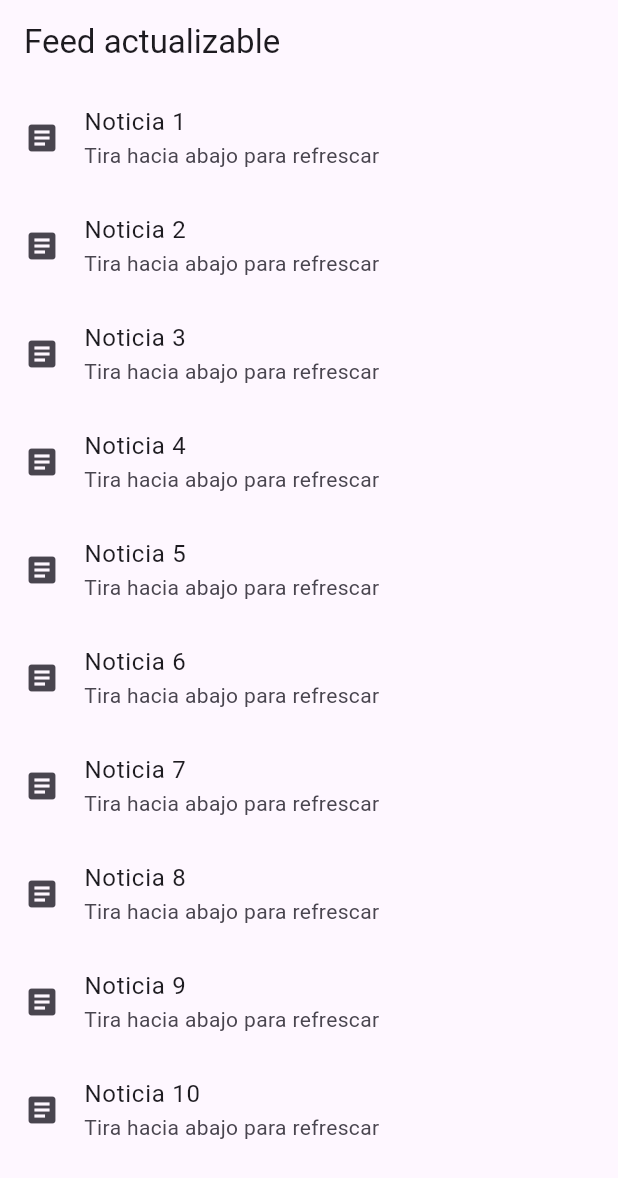
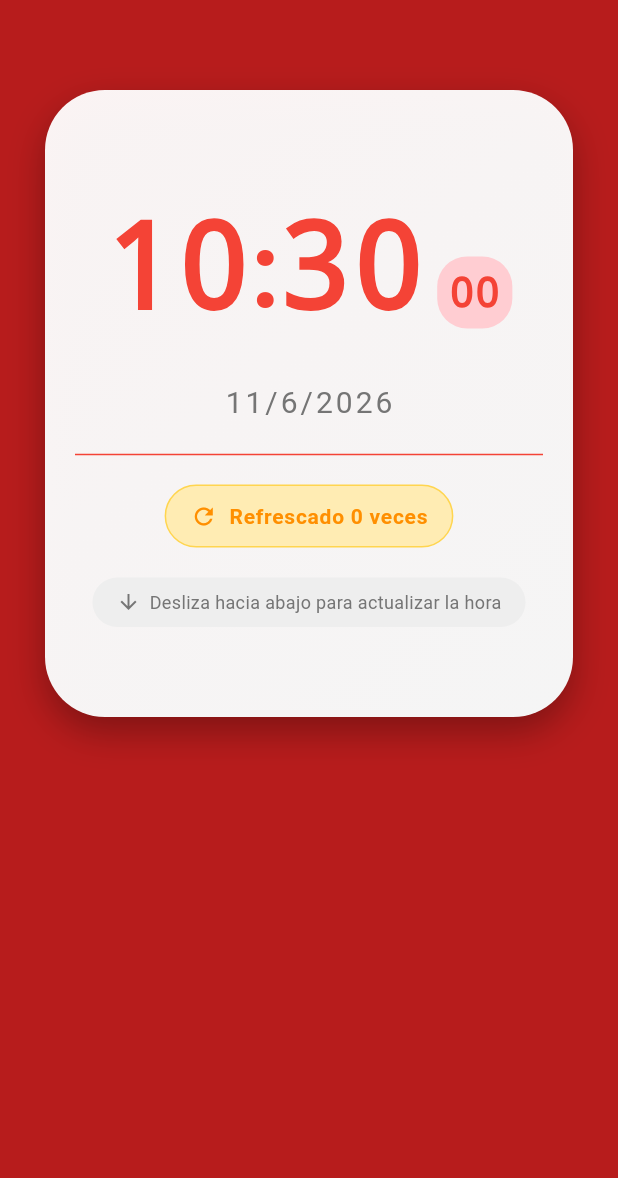
Before and after one commit to javierbt02/refresh_indicator, a Flutter app: the screen it shows after launch, on a phone screen of 412 x 824 dp. Shown: the top 1178 px of the screen. Run offline on Flutter 3.47's test engine with Material 3 defaults, Android fonts, the phone set to English and light mode, and no system bars.

Commit message:
cambio de diseño

```diff
--- a/lib/main.dart
+++ b/lib/main.dart
@@ -1,4 +1,3 @@
-// main.dart
 import 'package:flutter/material.dart';
 
 void main() => runApp(const MyApp());
@@ -9,53 +8,204 @@ class MyApp extends StatelessWidget {
   @override
   Widget build(BuildContext context) {
     return MaterialApp(
-      title: 'RefreshIndicator',
+      title: 'Reloj Refresh',
       debugShowCheckedModeBanner: false,
-      theme: ThemeData(primarySwatch: Colors.blue),
-      home: const FeedPage(),
+      theme: ThemeData(
+        primarySwatch: Colors.red,
+        scaffoldBackgroundColor: Colors.red[900],
+      ),
+      home: const ClockPage(),
     );
   }
 }
 
-class FeedPage extends StatefulWidget {
-  const FeedPage({super.key});
+class ClockPage extends StatefulWidget {
+  const ClockPage({super.key});
 
   @override
-  State<FeedPage> createState() => _FeedPageState();
+  State<ClockPage> createState() => _ClockPageState();
 }
 
-class _FeedPageState extends State<FeedPage> {
-  List<String> _items = List.generate(10, (index) => 'Noticia ${index + 1}');
-  bool _isRefreshing = false;
+class _ClockPageState extends State<ClockPage> {
+  late DateTime _currentTime;
+  int _refreshCount = 0;
+
+  @override
+  void initState() {
+    super.initState();
+    _currentTime = DateTime.now();
+  }
 
   Future<void> _onRefresh() async {
-    // Simula una llamada a API o carga de datos
-    await Future.delayed(const Duration(seconds: 2));
+    await Future.delayed(const Duration(milliseconds: 800));
 
     setState(() {
-      _items = List.generate(
-        10,
-        (index) =>
-            'Noticia ${index + 1} (actualizada ${DateTime.now().hour}:${DateTime.now().minute})',
-      );
+      _currentTime = DateTime.now();
+      _refreshCount++;
     });
+  }
+
+  String _formatNumber(int number) {
+    return number.toString().padLeft(2, '0');
   }
 
   @override
   Widget build(BuildContext context) {
     return Scaffold(
-      appBar: AppBar(title: const Text('Feed actualizable')),
       body: RefreshIndicator(
         onRefresh: _onRefresh,
-        child: ListView.builder(
-          itemCount: _items.length,
-          itemBuilder: (context, index) {
-            return ListTile(
-              leading: const Icon(Icons.article),
-              title: Text(_items[index]),
-              subtitle: Text('Tira hacia abajo para refrescar'),
-            );
-          },
+        color: Colors.red,
+        backgroundColor: Colors.white,
+        strokeWidth: 3,
+        displacement: 40,
+
+        child: ListView(
+          physics: const AlwaysScrollableScrollPhysics(),
+          children: [
+            const SizedBox(height: 60),
+
+            Center(
+              child: Container(
+                margin: const EdgeInsets.symmetric(horizontal: 30),
+                padding: const EdgeInsets.symmetric(vertical: 60, horizontal: 20),
+                decoration: BoxDecoration(
+                  gradient: LinearGradient(
+                    begin: Alignment.topLeft,
+                    end: Alignment.bottomRight,
+                    colors: [
+                      Colors.white.withOpacity(0.95),
+                      Colors.grey[100]!,
+                    ],
+                  ),
+                  borderRadius: BorderRadius.circular(40),
+                  boxShadow: [
+                    BoxShadow(
+                      color: Colors.black.withOpacity(0.3),
+                      blurRadius: 20,
+                      offset: const Offset(0, 10),
+                    ),
+                  ],
+                ),
+                child: Column(
+                  children: [
+                    Row(
+                      mainAxisAlignment: MainAxisAlignment.center,
+                      crossAxisAlignment: CrossAxisAlignment.baseline,
+                      textBaseline: TextBaseline.alphabetic,
+                      children: [
+                        Text(
+                          _formatNumber(_currentTime.hour),
+                          style: const TextStyle(
+                            fontSize: 80,
+                            fontWeight: FontWeight.bold,
+                            fontFamily: 'monospace',
+                            color: Colors.red,
+                          ),
+                        ),
+                        const Text(
+                          ':',
+                          style: TextStyle(
+                            fontSize: 70,
+                            fontWeight: FontWeight.bold,
+                            color: Colors.red,
+                          ),
+                        ),
+                        Text(
+                          _formatNumber(_currentTime.minute),
+                          style: const TextStyle(
+                            fontSize: 80,
+                            fontWeight: FontWeight.bold,
+                            fontFamily: 'monospace',
+                            color: Colors.red,
+                          ),
+                        ),
+                        const SizedBox(width: 8),
+                        Container(
+                          padding: const EdgeInsets.symmetric(horizontal: 8, vertical: 4),
+                          decoration: BoxDecoration(
+                            color: Colors.red[100],
+                            borderRadius: BorderRadius.circular(20),
+                          ),
+                          child: Text(
+                            _formatNumber(_currentTime.second),
+                            style: const TextStyle(
+                              fontSize: 28,
+                              fontWeight: FontWeight.bold,
+                              fontFamily: 'monospace',
+                              color: Colors.red,
+                            ),
+                          ),
+                        ),
+                      ],
+                    ),
+                    const SizedBox(height: 20),
+
+                    Text(
+                      '${_currentTime.day}/${_currentTime.month}/${_currentTime.year}',
+                      style: TextStyle(
+                        fontSize: 20,
+                        color: Colors.grey[600],
+                        letterSpacing: 2,
+                      ),
+                    ),
+
+                    const Divider(height: 40, thickness: 1, color: Colors.red),
+
+                    Container(
+                      padding: const EdgeInsets.symmetric(horizontal: 16, vertical: 10),
+                      decoration: BoxDecoration(
+                        color: Colors.amber[100],
+                        borderRadius: BorderRadius.circular(30),
+                        border: Border.all(
+                          color: Colors.amber[300]!,
+                          width: 1,
+                        ),
+                      ),
+                      child: Row(
+                        mainAxisSize: MainAxisSize.min,
+                        children: [
+                          Icon(Icons.refresh, color: Colors.amber[800], size: 18),
+                          const SizedBox(width: 8),
+                          Text(
+                            'Refrescado $_refreshCount veces',
+                            style: TextStyle(
+                              fontSize: 14,
+                              fontWeight: FontWeight.bold,
+                              color: Colors.amber[800],
+                              letterSpacing: 0.5,
+                            ),
+                          ),
+                        ],
+                      ),
+                    ),
+
+                    const SizedBox(height: 20),
+
+                    Container(
+                      padding: const EdgeInsets.symmetric(horizontal: 16, vertical: 8),
+                      decoration: BoxDecoration(
+                        color: Colors.grey[200],
+                        borderRadius: BorderRadius.circular(20),
+                      ),
+                      child: Row(
+                        mainAxisSize: MainAxisSize.min,
+                        children: [
+                          Icon(Icons.arrow_downward, size: 16, color: Colors.grey[600]),
+                          const SizedBox(width: 6),
+                          Text(
+                            'Desliza hacia abajo para actualizar la hora',
+                            style: TextStyle(fontSize: 12, color: Colors.grey[600]),
+                          ),
+                        ],
+                      ),
+                    ),
+                  ],
+                ),
+              ),
+            ),
+
+            const SizedBox(height: 100),
+          ],
         ),
       ),
     );
```
